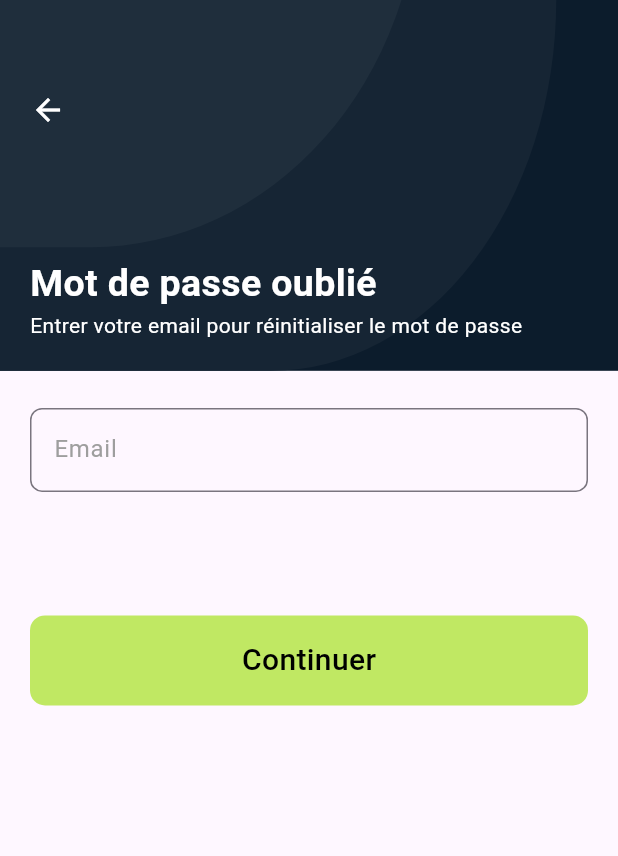
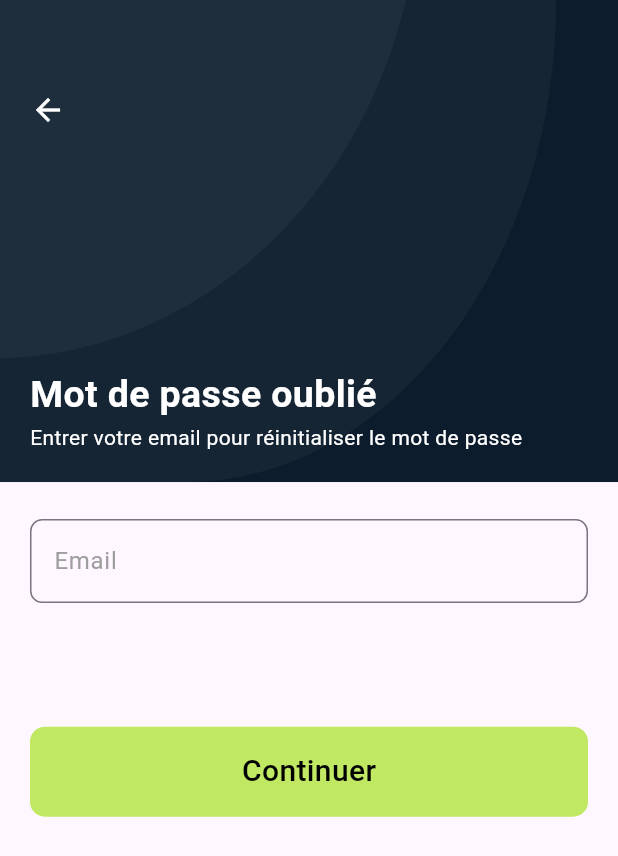
Before and after one commit to geekdjenika/maxlearn, a Flutter app: the screen it shows after launch, after a tap on "Mot de passe oublié ?", on a phone screen of 412 x 824 dp. Shown: the top 856 px of the screen. Run offline on Flutter 3.47's test engine with Material 2 defaults, Android fonts, the phone set to English and light mode, and no system bars.

Commit message:
AppBar resized ...

```diff
--- a/lib/screens/forgot_password.dart
+++ b/lib/screens/forgot_password.dart
@@ -18,7 +18,7 @@ class ForgotPassword extends StatelessWidget {
             subtitle: 'Entrer votre email pour réinitialiser le mot de passe',
           ),
           Container(
-            height: MediaQuery.of(context).size.height * .65,
+            height: MediaQuery.of(context).size.height * .61,
             margin: const EdgeInsets.symmetric(horizontal: 20.0),
             child: SingleChildScrollView(
               child: Column(
--- a/lib/screens/otp_verification.dart
+++ b/lib/screens/otp_verification.dart
@@ -25,7 +25,7 @@ class _OTPVerificationState extends State<OTPVerification> {
             subtitle: 'Vérifier votre email pour le code de vérification',
           ),
           Container(
-            height: MediaQuery.of(context).size.height * .65,
+            height: MediaQuery.of(context).size.height * .61,
             margin: const EdgeInsets.symmetric(horizontal: 20.0),
             child: SingleChildScrollView(
               child: Column(
--- a/lib/service/auth.dart
+++ b/lib/service/auth.dart
@@ -29,7 +29,7 @@ class _AuthenticationState extends State<Authentication> {
                 : "Créer votre compte",
           ),
           Container(
-            height: MediaQuery.of(context).size.height * .65,
+            height: MediaQuery.of(context).size.height * .61,
             margin: const EdgeInsets.symmetric(horizontal: 20.0),
             child: SingleChildScrollView(
               child: Column(
--- a/lib/widgets/header.dart
+++ b/lib/widgets/header.dart
@@ -11,7 +11,7 @@ class MyAppBar extends StatelessWidget {
   @override
   Widget build(BuildContext context) {
     return SizedBox(
-      height: MediaQuery.of(context).size.height * .3,
+      height: MediaQuery.of(context).size.height * .39,
       child: Stack(
         children: [
           Container(
```
